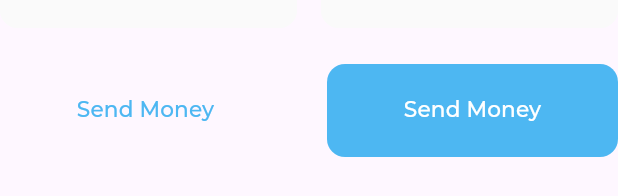
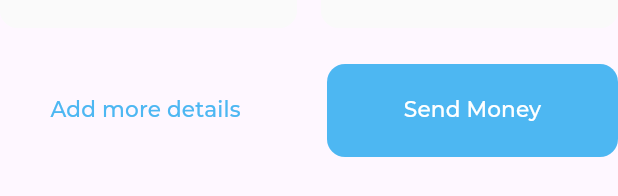
Before and after one commit to omerbanaemh/responsive_dash_board, a Flutter app: the QuickInvoiceForm widget shown alone on an empty page, opened directly, on a phone screen of 412 x 824 dp. Shown: the part 266-462 px from the top of the screen. Run offline on Flutter 3.47's test engine with Material 3 defaults, Android fonts, the phone set to English and light mode, and no system bars; our stand-ins replace flutter_svg; project files that could hold a hidden picture were left out.

Commit message:
Add a text parameter to CustomButton

```diff
--- a/lib/widgets/quick_invoice/custom_button.dart
+++ b/lib/widgets/quick_invoice/custom_button.dart
@@ -2,8 +2,9 @@ import 'package:flutter/material.dart';
 import 'package:responsive_dash_board/utils/app_styles.dart';
 
 class CustomButton extends StatelessWidget {
-  const CustomButton({super.key, this.backgourndColor, this.textColor});
+  const CustomButton({super.key, this.backgourndColor, this.textColor, required this.text});
 
+  final String text;
   final Color? backgourndColor, textColor;
   @override
   Widget build(BuildContext context) {
@@ -19,7 +20,7 @@ class CustomButton extends StatelessWidget {
         ),
         onPressed: () {},
         child: Text(
-          'Send Money',
+          text,
           style: AppStyles.styleSemiBold18(context).copyWith(
             color: textColor,
           ),
--- a/lib/widgets/quick_invoice/quick_invoice_form.dart
+++ b/lib/widgets/quick_invoice/quick_invoice_form.dart
@@ -46,6 +46,7 @@ class QuickInvoiceForm extends StatelessWidget {
           children: [
             Expanded(
               child: CustomButton(
+                text: 'Add more details',
                 textColor: Color(0xFF4DB7F2),
                 backgourndColor: Colors.transparent,
               ),
@@ -54,7 +55,7 @@ class QuickInvoiceForm extends StatelessWidget {
               width: 24,
             ),
             Expanded(
-              child: CustomButton(),
+              child: CustomButton(text: 'Send Money',),
             ),
           ],
         )
```
